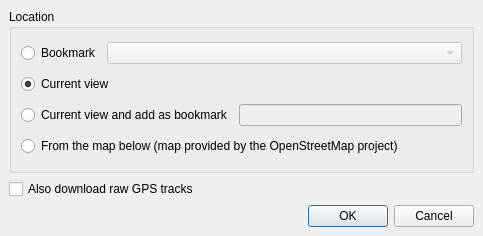
The window that DownloadMapDialog.ui (openstreetmap/merkaartor) describes before a commit, drawn with Qt 5.
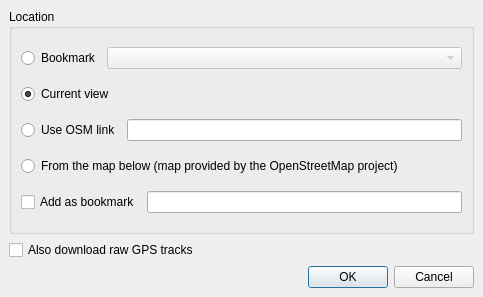
The same window after the commit.

Commit message: ADD : support for OSM links in download dialog (Refs #812) (by Timo S.) ADD : shortcuts for zoom-in(+) and zoom-out(-) (by Timo S.)

The edit to the form file:
```diff
--- a/DownloadMapDialog.ui
+++ b/DownloadMapDialog.ui
@@ -6,7 +6,7 @@
     <x>0</x>
     <y>0</y>
     <width>483</width>
-    <height>236</height>
+    <height>297</height>
    </rect>
   </property>
   <property name="windowTitle" >
@@ -124,16 +124,12 @@
         <item>
          <widget class="QRadioButton" name="FromviewAndAdd" >
           <property name="text" >
-           <string>Current view and add as bookmark</string>
+           <string>Use OSM link</string>
           </property>
          </widget>
         </item>
         <item>
-         <widget class="QLineEdit" name="NewBookmark" >
-          <property name="enabled" >
-           <bool>false</bool>
-          </property>
-         </widget>
+         <widget class="QLineEdit" name="Link" />
         </item>
        </layout>
       </item>
@@ -144,6 +140,20 @@
         </property>
        </widget>
       </item>
+      <item>
+       <layout class="QHBoxLayout" >
+        <item>
+         <widget class="QCheckBox" name="AddBookmark" >
+          <property name="text" >
+           <string>Add as bookmark</string>
+          </property>
+         </widget>
+        </item>
+        <item>
+         <widget class="QLineEdit" name="NewBookmark" />
+        </item>
+       </layout>
+      </item>
      </layout>
     </widget>
    </item>
```
Left out of the diff: 18 changed lines with no effect on the pictures. The commit also changes 3 other files.
